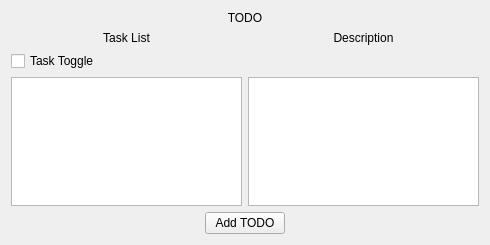
This is UI/mainwindow.ui in aonghena/3112-Project as Qt 5 draws it before an edit. The edited form follows.
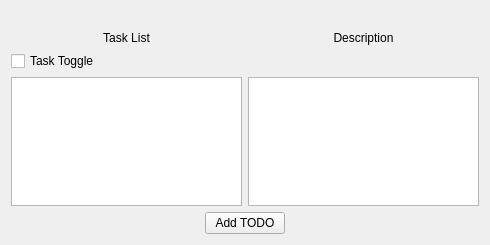
This is the edited form.

Diff of the .ui file:
```diff
--- a/UI/mainwindow.ui
+++ b/UI/mainwindow.ui
@@ -16,10 +16,7 @@
   <widget class="QWidget" name="centralWidget">
    <layout class="QGridLayout" name="gridLayout">
     <item row="0" column="0">
-     <widget class="QLabel" name="label">
-      <property name="text">
-       <string>TODO</string>
-      </property>
+     <widget class="QLabel" name="nameLabel">
       <property name="alignment">
        <set>Qt::AlignHCenter|Qt::AlignTop</set>
       </property>
```
Left out of the diff: 10 changed lines with no effect on the pictures.
